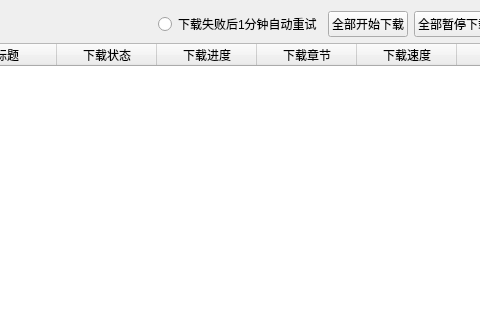
tonquer/JMComic-qt, file ui/ui_download.ui: the form before one commit; both pictures show x 155 to 635 and y 0 to 320 of the 1002 by 510 pixel window.
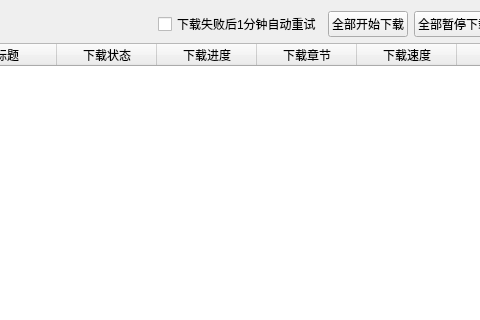
The form after the commit.

The edit to the form file:
```diff
--- a/ui/ui_download.ui
+++ b/ui/ui_download.ui
@@ -32,7 +32,7 @@
         </spacer>
        </item>
        <item>
-        <widget class="QRadioButton" name="redownloadRadio">
+        <widget class="QCheckBox" name="redownloadRadio">
          <property name="text">
           <string>下载失败后1分钟自动重试</string>
          </property>
```
